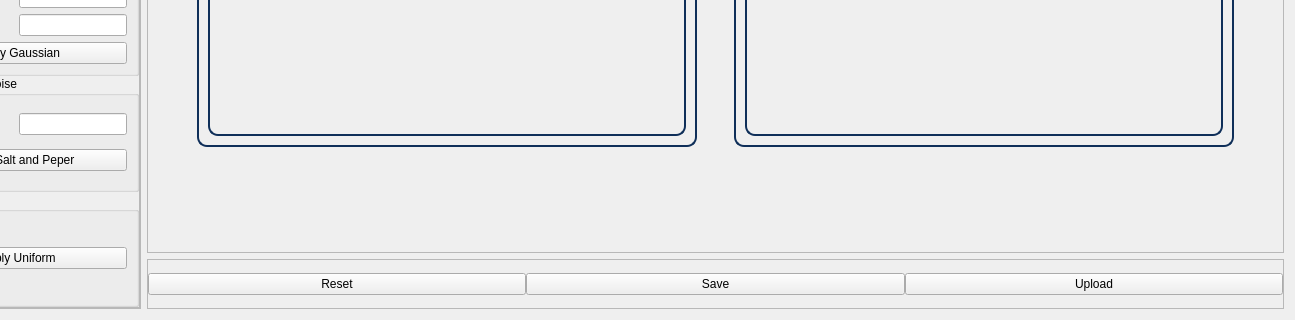
The window that Task1/UI/filterswidget.ui (SBME2025-ComputerVision/Task1_CV_CPP) describes before a commit, drawn with Qt 5; both pictures show x 116 to 1411 and y 469 to 789 of the 1411 by 789 pixel window.
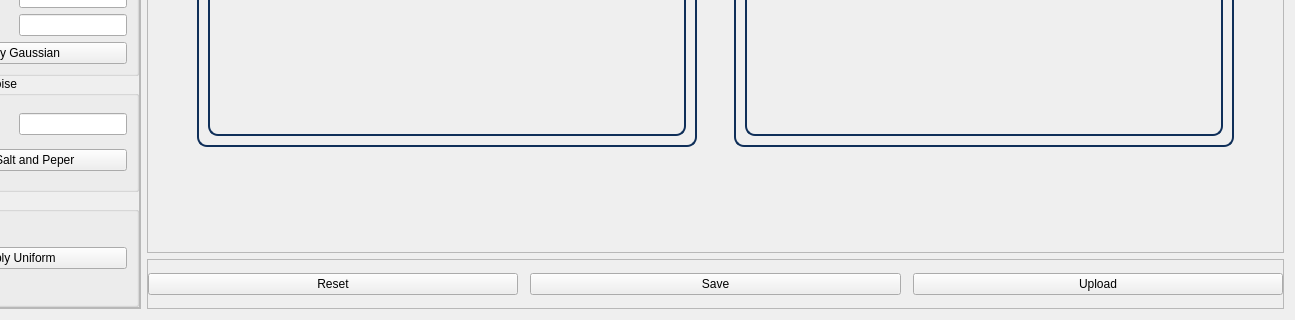
The same window after the commit.

What changed in the file:
```diff
--- a/Task1/UI/filterswidget.ui
+++ b/Task1/UI/filterswidget.ui
@@ -516,7 +516,7 @@
        </property>
        <layout class="QHBoxLayout" name="horizontalLayout_7">
         <property name="spacing">
-         <number>0</number>
+         <number>12</number>
         </property>
         <property name="leftMargin">
          <number>0</number>
```
